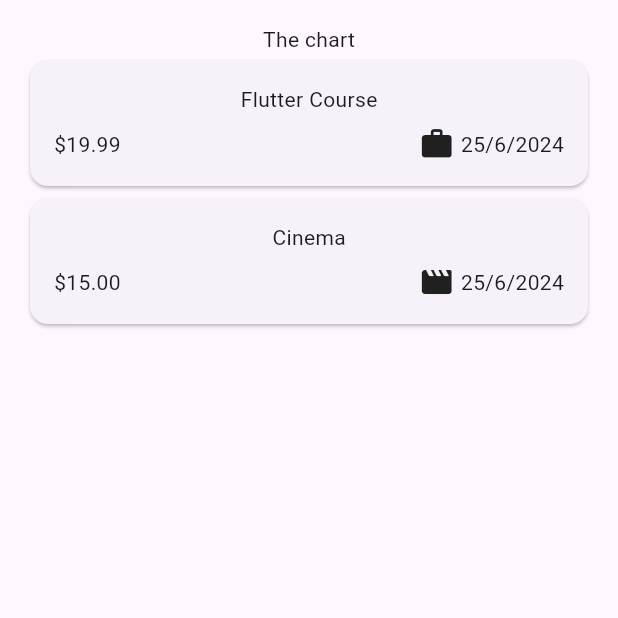
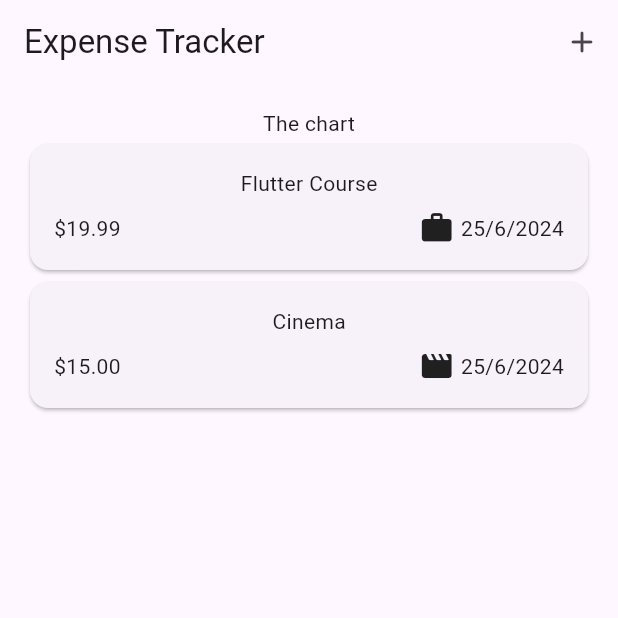
Before and after one commit to FadyFawzyOfficial/expenses_tracker, a Flutter app: the screen it shows after launch, on a phone screen of 412 x 824 dp, the top half of it. Run offline on Flutter 3.47's test engine with Material 3 defaults, Android fonts, the phone set to English and light mode, and no system bars.

Commit message:
10. Set the app AppBar with its title & actions (buttons)

```diff
--- a/lib/widgets/expenses.dart
+++ b/lib/widgets/expenses.dart
@@ -29,6 +29,15 @@ class _ExpensesState extends State<Expenses> {
   @override
   Widget build(context) {
     return Scaffold(
+      appBar: AppBar(
+        title: const Text('Expense Tracker'),
+        actions: [
+          IconButton(
+            onPressed: () {},
+            icon: const Icon(Icons.add_rounded),
+          ),
+        ],
+      ),
       body: Padding(
         padding: const EdgeInsets.all(16),
         child: Column(
```
